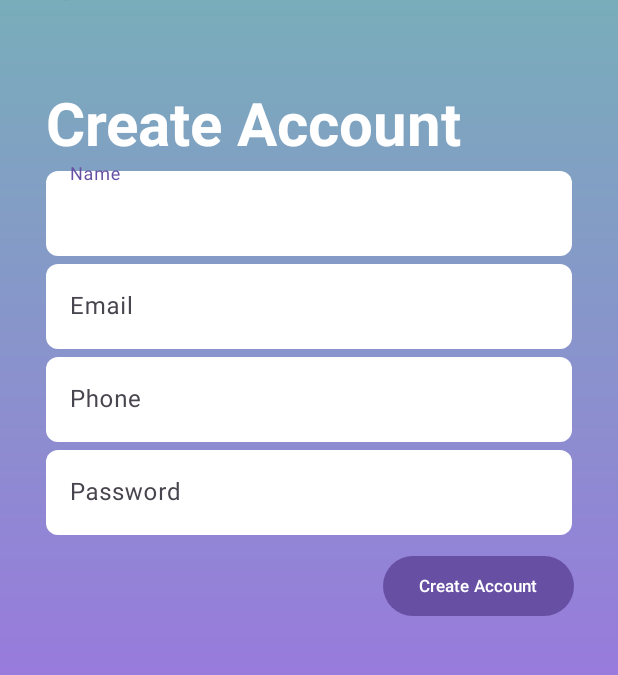
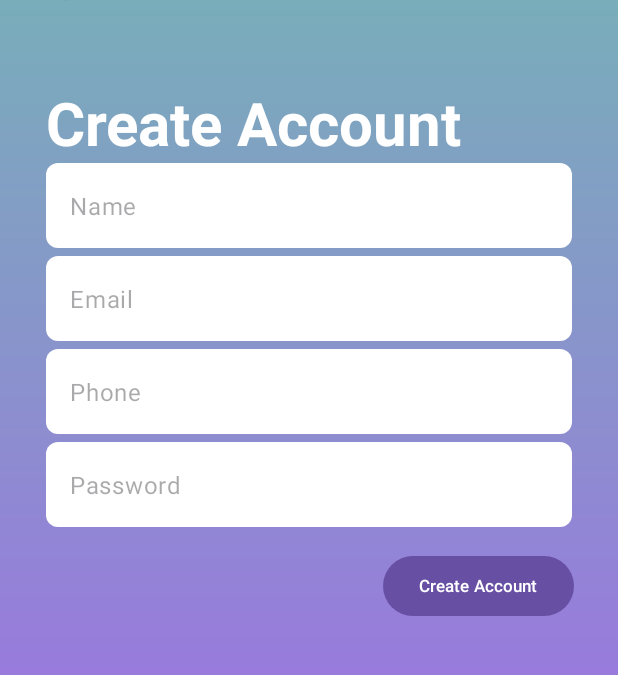
Before and after one commit to dylanroig23/RoomieRoster_AndroidApp, an Android app: the RegisterFragment screen opened directly, with no data from a screen before it, on a phone screen of 412 x 824 dp, the part 386-1061 px from its top. Run offline under Robolectric (Android 15) with nearby library versions, the phone set to English and light mode, and no system bars.

Commit message:
UI Fixes, disabling floating hints.

```diff
--- a/app/src/main/java/RoomieRoster/UI/Fragments/LoginFragment.java
+++ b/app/src/main/java/RoomieRoster/UI/Fragments/LoginFragment.java
@@ -1,16 +1,13 @@
 package RoomieRoster.UI.Fragments;
 
-import android.app.Activity;
 import android.content.Intent;
 import android.os.Bundle;
 import android.text.TextUtils;
 import android.util.Log;
 import android.view.LayoutInflater;
-import android.view.Surface;
 import android.view.View;
 import android.view.ViewGroup;
 import android.widget.Button;
-import android.widget.EditText;
 import android.widget.TextView;
 import android.widget.Toast;
 
@@ -19,7 +16,11 @@ import androidx.annotation.NonNull;
 import androidx.fragment.app.Fragment;
 
 import com.RoomieRoster.R;
+import com.google.android.material.textfield.TextInputEditText;
+import com.google.android.material.textfield.TextInputLayout;
 
+import RoomieRoster.UI.Activities.HomeActivity;
+import RoomieRoster.UI.Activities.RegisterActivity;
 
 public class LoginFragment extends Fragment {
 
@@ -27,10 +28,10 @@ public class LoginFragment extends Fragment {
 
     TextInputEditText mEditTextEmail;
     TextInputEditText mEditTextPassword;
+    TextInputLayout mTextInputLayoutEmail;
+    TextInputLayout mTextInputLayoutPassword;
     Button mContinueButton;
     TextView mCreateAccountText;
-
-    private EditText mPasswordEditText;
 
 
     @Override
@@ -49,6 +50,13 @@ public class LoginFragment extends Fragment {
         mEditTextEmail = v.findViewById(R.id.email);
         mEditTextPassword = v.findViewById(R.id.password);
         mContinueButton = v.findViewById(R.id.btn_login);
+
+        mTextInputLayoutEmail = v.findViewById(R.id.email_hint);
+        mTextInputLayoutEmail.setHintEnabled(false);
+
+        mTextInputLayoutPassword = v.findViewById(R.id.password_hint);
+        mTextInputLayoutPassword.setHintEnabled(false);
+
 
         if (mContinueButton != null) {
             mContinueButton.setOnClickListener(new View.OnClickListener() {
--- a/app/src/main/java/RoomieRoster/UI/Fragments/RegisterFragment.java
+++ b/app/src/main/java/RoomieRoster/UI/Fragments/RegisterFragment.java
@@ -17,6 +17,7 @@ import androidx.fragment.app.Fragment;
 
 import com.RoomieRoster.R;
 import com.google.android.material.textfield.TextInputEditText;
+import com.google.android.material.textfield.TextInputLayout;
 
 import RoomieRoster.UI.Activities.LoginActivity;
 import RoomieRoster.UI.Activities.RegisterActivity;
@@ -28,6 +29,10 @@ public class RegisterFragment extends Fragment {
     TextInputEditText mEditTextEmail;
     TextInputEditText mEditTextPhone;
     TextInputEditText mEditTextPassword;
+    TextInputLayout mTextInputLayoutName;
+    TextInputLayout mTextInputLayoutEmail;
+    TextInputLayout mTextInputLayoutPhone;
+    TextInputLayout mTextInputLayoutPassword;
     Button mCreateAccountButton;
 
     @Override
@@ -48,6 +53,18 @@ public class RegisterFragment extends Fragment {
         mEditTextPhone = v.findViewById(R.id.register_phone);
         mEditTextPassword = v.findViewById(R.id.register_password);
         mCreateAccountButton = v.findViewById(R.id.btn_register);
+
+        mTextInputLayoutName = v.findViewById(R.id.name_hint);
+        mTextInputLayoutName.setHintEnabled(false);
+
+        mTextInputLayoutEmail = v.findViewById(R.id.email_reg_hint);
+        mTextInputLayoutEmail.setHintEnabled(false);
+
+        mTextInputLayoutPhone = v.findViewById(R.id.phone_reg_hint);
+        mTextInputLayoutPhone.setHintEnabled(false);
+
+        mTextInputLayoutPassword = v.findViewById(R.id.password_reg_hint);
+        mTextInputLayoutPassword.setHintEnabled(false);
 
         if (mCreateAccountButton != null) {
             mCreateAccountButton.setOnClickListener(new View.OnClickListener() {
--- a/app/src/main/res/layout/fragment_login.xml
+++ b/app/src/main/res/layout/fragment_login.xml
@@ -35,7 +35,6 @@
 
     </RelativeLayout>
 
-
     <TextView
         android:layout_width="match_parent"
         android:layout_height="wrap_content"
@@ -53,13 +52,15 @@
         android:layout_width="match_parent"
         android:layout_height="wrap_content"
         android:layout_marginStart="15dp"
-        android:layout_marginEnd="15dp">
+        android:layout_marginEnd="15dp"
+        android:paddingBottom="5dp"
+        android:id="@+id/email_hint">
 
         <com.google.android.material.textfield.TextInputEditText
             android:layout_width="match_parent"
             android:layout_height="wrap_content"
+            android:hint="@string/Login_email"
             android:id="@+id/email"
-            android:hint="@string/Login_email"
             android:background="@drawable/rounded_edittext_bg">
         </com.google.android.material.textfield.TextInputEditText>
     </com.google.android.material.textfield.TextInputLayout>
@@ -67,13 +68,14 @@
     <com.google.android.material.textfield.TextInputLayout
         android:layout_width="match_parent"
         android:layout_height="wrap_content"
+        android:id="@+id/password_hint"
         android:layout_marginStart="15dp"
         android:layout_marginEnd="15dp">
         <com.google.android.material.textfield.TextInputEditText
             android:layout_width="match_parent"
             android:layout_height="wrap_content"
+            android:hint="@string/Login_password"
             android:id="@+id/password"
-            android:hint="@string/Login_password"
             android:background="@drawable/rounded_edittext_bg">
         </com.google.android.material.textfield.TextInputEditText>
     </com.google.android.material.textfield.TextInputLayout>
--- a/app/src/main/res/layout/fragment_register.xml
+++ b/app/src/main/res/layout/fragment_register.xml
@@ -6,7 +6,7 @@
     android:layout_height="match_parent"
     tools:context="RoomieRoster.UI.Activities.RegisterActivity"
     android:orientation="vertical"
-    android:padding = "15sp"
+    android:padding = "15dp"
     android:background="@drawable/login_background"
     android:gravity="center_vertical">
 
@@ -14,11 +14,11 @@
         android:layout_width="match_parent"
         android:layout_height="wrap_content"
         android:gravity="center_vertical"
-        android:paddingBottom="40sp">
+        android:paddingBottom="40dp">
 
         <ImageView
-            android:layout_width="120sp"
-            android:layout_height="120sp"
+            android:layout_width="120dp"
+            android:layout_height="120dp"
             android:src="@drawable/rr_icon"
             android:contentDescription="@string/RR_icon_description"/>
 
@@ -29,7 +29,7 @@
             android:textStyle="bold"
             android:textColor="@color/white"
             android:text="@string/app_name"
-            android:layout_marginStart="135sp"
+            android:layout_marginStart="135dp"
             android:layout_centerVertical="true"
             />
 
@@ -43,7 +43,7 @@
         android:textColor="@color/white"
         android:textSize="40sp"
         android:textStyle="bold"
-        android:layout_marginStart="15sp"
+        android:layout_marginStart="15dp"
         app:layout_constraintBottom_toBottomOf="parent"
         app:layout_constraintEnd_toEndOf="parent"
         app:layout_constraintStart_toStartOf="parent"
@@ -52,8 +52,10 @@
     <com.google.android.material.textfield.TextInputLayout
         android:layout_width="match_parent"
         android:layout_height="wrap_content"
-        android:layout_marginStart="15sp"
-        android:layout_marginEnd="15sp">
+        android:id="@+id/name_hint"
+        android:layout_marginStart="15dp"
+        android:layout_marginEnd="15dp"
+        android:paddingBottom="5dp">
 
         <com.google.android.material.textfield.TextInputEditText
             android:layout_width="match_parent"
@@ -67,8 +69,10 @@
     <com.google.android.material.textfield.TextInputLayout
         android:layout_width="match_parent"
         android:layout_height="wrap_content"
-        android:layout_marginStart="15sp"
-        android:layout_marginEnd="15sp">
+        android:layout_marginStart="15dp"
+        android:layout_marginEnd="15dp"
+        android:paddingBottom="5dp"
+        android:id="@+id/email_reg_hint">
         <com.google.android.material.textfield.TextInputEditText
             android:layout_width="match_parent"
             android:layout_height="wrap_content"
@@ -81,8 +85,10 @@
     <com.google.android.material.textfield.TextInputLayout
         android:layout_width="match_parent"
         android:layout_height="wrap_content"
-        android:layout_marginStart="15sp"
-        android:layout_marginEnd="15sp">
+        android:layout_marginStart="15dp"
+        android:layout_marginEnd="15dp"
+        android:paddingBottom="5dp"
+        android:id="@+id/phone_reg_hint">
         <com.google.android.material.textfield.TextInputEditText
             android:layout_width="match_parent"
             android:layout_height="wrap_content"
@@ -95,8 +101,10 @@
     <com.google.android.material.textfield.TextInputLayout
         android:layout_width="match_parent"
         android:layout_height="wrap_content"
-        android:layout_marginStart="15sp"
-        android:layout_marginEnd="15sp">
+        android:layout_marginStart="15dp"
+        android:layout_marginEnd="15dp"
+        android:paddingBottom="5dp"
+        android:id="@+id/password_reg_hint">
         <com.google.android.material.textfield.TextInputEditText
             android:layout_width="match_parent"
             android:layout_height="wrap_content"
@@ -109,14 +117,14 @@
     <RelativeLayout
         android:layout_width="wrap_content"
         android:layout_height="wrap_content"
-        android:paddingTop="10sp">
+        android:paddingTop="10dp">
         <Button
             android:layout_width="wrap_content"
             android:layout_height="wrap_content"
             android:id="@+id/btn_register"
             android:text = "@string/Register_CreateAccount"
             android:textSize = "11sp"
-            android:layout_marginStart="240sp"/>
+            android:layout_marginStart="240dp"/>
     </RelativeLayout>
 
 
```
